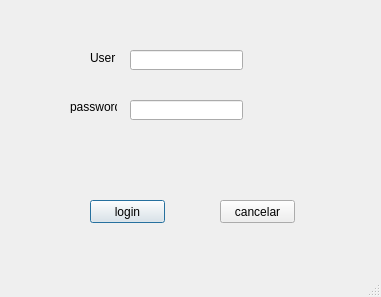
This is interfaces/login_ui.ui in EMACC99/distributed-database-exersice as Qt 5 draws it before an edit. The edited form follows.
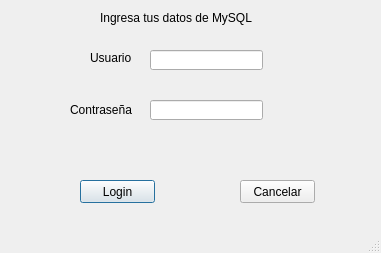
This is the edited form.

What changed in the file:
```diff
--- a/interfaces/login_ui.ui
+++ b/interfaces/login_ui.ui
@@ -7,7 +7,7 @@
     <x>0</x>
     <y>0</y>
     <width>381</width>
-    <height>297</height>
+    <height>253</height>
    </rect>
   </property>
   <property name="windowTitle">
@@ -17,14 +17,14 @@
    <widget class="QPushButton" name="pushButton">
     <property name="geometry">
      <rect>
-      <x>90</x>
-      <y>200</y>
+      <x>80</x>
+      <y>180</y>
       <width>75</width>
       <height>23</height>
      </rect>
     </property>
     <property name="text">
-     <string>login</string>
+     <string>Login</string>
     </property>
     <property name="default">
      <bool>true</bool>
@@ -33,20 +33,20 @@
    <widget class="QPushButton" name="pushButton_2">
     <property name="geometry">
      <rect>
-      <x>220</x>
-      <y>200</y>
+      <x>240</x>
+      <y>180</y>
       <width>75</width>
       <height>23</height>
      </rect>
     </property>
     <property name="text">
-     <string>cancelar</string>
+     <string>Cancelar</string>
     </property>
    </widget>
    <widget class="QLineEdit" name="lineEdit">
     <property name="geometry">
      <rect>
-      <x>130</x>
+      <x>150</x>
       <y>50</y>
       <width>113</width>
       <height>20</height>
@@ -56,7 +56,7 @@
    <widget class="QLineEdit" name="lineEdit_2">
     <property name="geometry">
      <rect>
-      <x>130</x>
+      <x>150</x>
       <y>100</y>
       <width>113</width>
       <height>20</height>
@@ -71,12 +71,12 @@
      <rect>
       <x>90</x>
       <y>50</y>
-      <width>31</width>
+      <width>51</width>
       <height>16</height>
      </rect>
     </property>
     <property name="text">
-     <string>User</string>
+     <string>Usuario</string>
     </property>
    </widget>
    <widget class="QLabel" name="label_2">
@@ -84,12 +84,25 @@
      <rect>
       <x>70</x>
       <y>100</y>
-      <width>47</width>
-      <height>13</height>
+      <width>71</width>
+      <height>20</height>
      </rect>
     </property>
     <property name="text">
-     <string>password</string>
+     <string>Contraseña</string>
+    </property>
+   </widget>
+   <widget class="QLabel" name="label_3">
+    <property name="geometry">
+     <rect>
+      <x>100</x>
+      <y>10</y>
+      <width>191</width>
+      <height>16</height>
+     </rect>
+    </property>
+    <property name="text">
+     <string>Ingresa tus datos de MySQL</string>
     </property>
    </widget>
   </widget>
```
Left out of the diff: 2 changed lines with no effect on the pictures.
